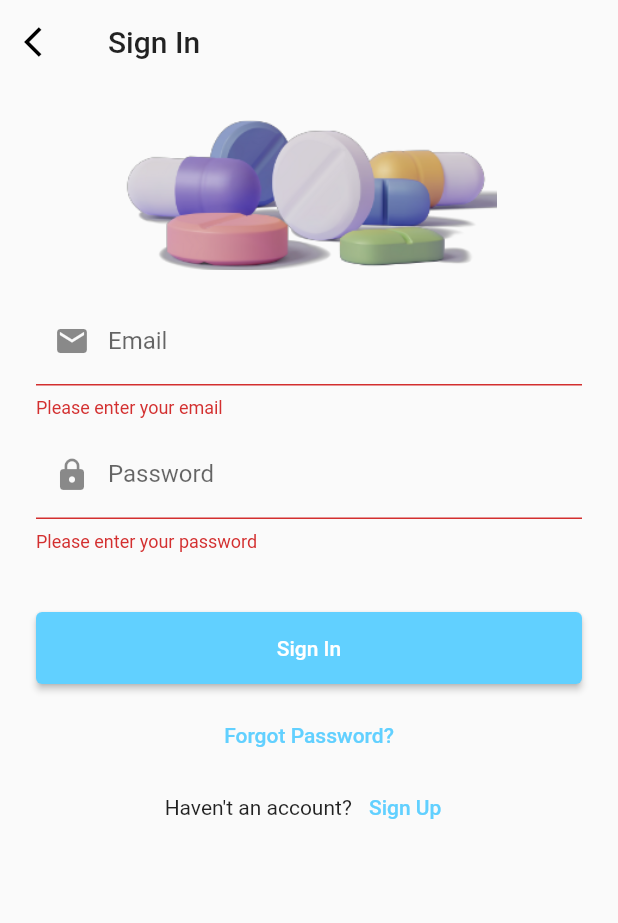
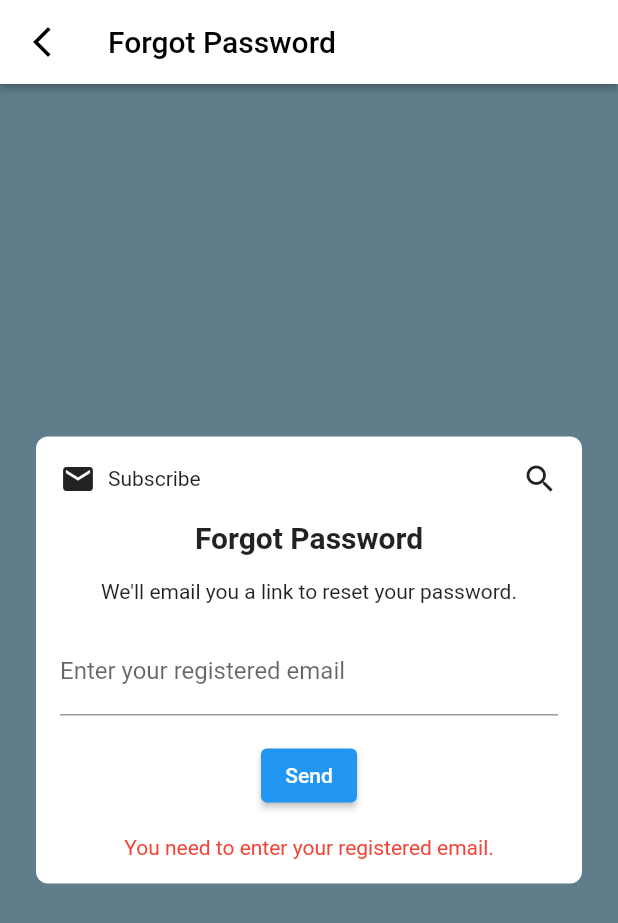
Before and after one commit to Mayank-kr-sh/health_care, a Flutter app: the SignIn screen opened directly, after a tap on "Sign In", after a tap on "Forgot Password?", on a phone screen of 412 x 824 dp. Shown: the top 923 px of the screen. Run offline on Flutter 3.47's test engine with Material 2 defaults, Android fonts, the phone set to English and light mode, and no system bars; our stand-ins replace carousel_slider, flutter_svg, permission_handler; network calls fail.

Commit message:
Added Forget Password Page

```diff
--- /dev/null
+++ b/lib/Frontend/Screens/Auth/Forget.dart
@@ -0,0 +1,92 @@
+import 'package:flutter/material.dart';
+
+class ForgotPasswordPage extends StatelessWidget {
+  const ForgotPasswordPage({Key? key}) : super(key: key);
+
+  @override
+  Widget build(BuildContext context) {
+    return Scaffold(
+      appBar: AppBar(
+        backgroundColor: Colors.white,
+        elevation: 2,
+        title: const Text(
+          'Forgot Password',
+          style: TextStyle(color: Colors.black),
+        ),
+        leading: IconButton(
+          icon: const Icon(
+            Icons.arrow_back_ios_new,
+            color: Colors.black,
+          ),
+          onPressed: () {
+            Navigator.pop(context);
+          },
+        ),
+      ),
+      body: Container(
+        color: Colors.blueGrey,
+        child: Center(
+          child: Column(
+            mainAxisAlignment: MainAxisAlignment.center,
+            children: [
+              Container(
+                decoration: BoxDecoration(
+                  color: Colors.white,
+                  borderRadius: BorderRadius.circular(8),
+                ),
+                padding: const EdgeInsets.all(16),
+                margin: const EdgeInsets.symmetric(horizontal: 24),
+                child: Column(
+                  children: [
+                    const Row(
+                      children: [
+                        Icon(Icons.email),
+                        SizedBox(width: 8),
+                        Text('Subscribe'),
+                        Expanded(child: SizedBox()),
+                        Icon(Icons.search),
+                      ],
+                    ),
+                    const SizedBox(height: 16),
+                    const Text(
+                      'Forgot Password',
+                      style: TextStyle(
+                        fontSize: 20,
+                        fontWeight: FontWeight.bold,
+                      ),
+                    ),
+                    const SizedBox(height: 16),
+                    const Text(
+                      "We'll email you a link to reset your password.",
+                      textAlign: TextAlign.center,
+                    ),
+                    const SizedBox(height: 16),
+                    const TextField(
+                      decoration: InputDecoration(
+                        labelText: 'Enter your registered email',
+                      ),
+                    ),
+                    const SizedBox(height: 16),
+                    ElevatedButton(
+                      onPressed: () {
+                        // Perform password reset action
+                      },
+                      child: const Text('Send'),
+                    ),
+                    const SizedBox(height: 16),
+                    const Text(
+                      'You need to enter your registered email.',
+                      style: TextStyle(
+                        color: Colors.red,
+                      ),
+                    ),
+                  ],
+                ),
+              ),
+            ],
+          ),
+        ),
+      ),
+    );
+  }
+}
--- a/lib/Frontend/Screens/Auth/Sign_in.dart
+++ b/lib/Frontend/Screens/Auth/Sign_in.dart
@@ -1,5 +1,6 @@
 import 'package:flutter/material.dart';
 import 'package:health_care/Frontend/Screens/Auth/Create_profile.dart';
+import 'package:health_care/Frontend/Screens/Auth/Forget.dart';
 import 'package:health_care/Frontend/constants/constants.dart';
 
 class SignIn extends StatefulWidget {
@@ -41,15 +42,15 @@ class _SignInState extends State<SignIn> {
   Widget build(BuildContext context) {
     return Scaffold(
       appBar: AppBar(
-        backgroundColor: Colors.transparent,
-        elevation: 0,
+        backgroundColor: Colors.white,
+        elevation: 2,
         title: const Text(
           'Sign In',
           style: TextStyle(color: Colors.black87),
         ),
         leading: IconButton(
           icon: const Icon(
-            Icons.arrow_back_ios,
+            Icons.arrow_back_ios_new,
             color: Colors.black,
           ),
           onPressed: () {
@@ -103,7 +104,11 @@ class _SignInState extends State<SignIn> {
             const SizedBox(height: 10),
             TextButton(
               onPressed: () {
-                // Forgot password button action
+                // Forgot password button action ForgotPasswordPage
+                Navigator.push(
+                    context,
+                    MaterialPageRoute(
+                        builder: (context) => const ForgotPasswordPage()));
               },
               child: const Text(
                 'Forgot Password?',
```
